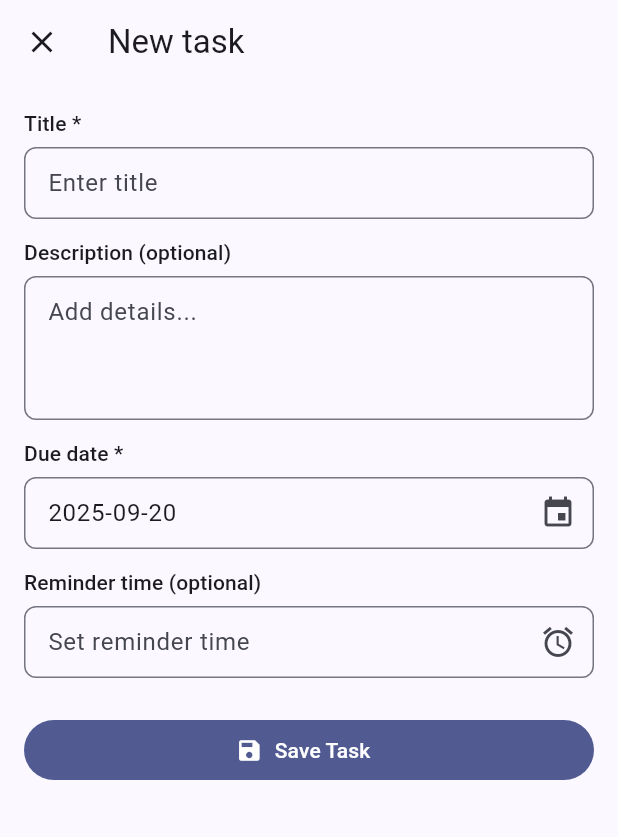
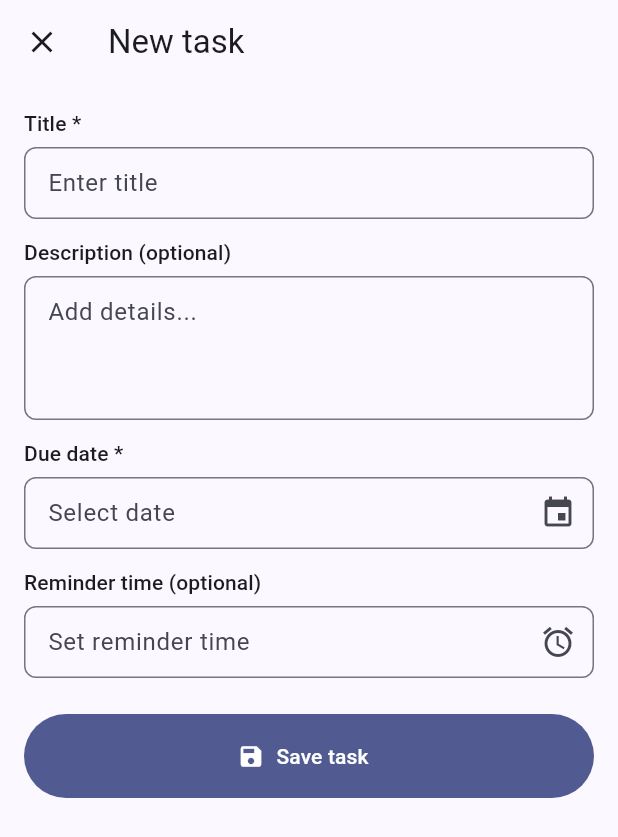
Before and after one commit to elvispreakerebi/study_planner_app, a Flutter app: the screen it shows after launch, after a tap on the "add" icon, on a phone screen of 412 x 824 dp. Shown: the top 837 px of the screen. Run offline on Flutter 3.47's test engine with Material 3 defaults, Android fonts, the phone set to English and light mode, and no system bars; our stand-ins replace shared_preferences, table_calendar.

Commit message:
updated new task button

```diff
--- a/lib/src/features/tasks/presentation/screens/task_form_screen.dart
+++ b/lib/src/features/tasks/presentation/screens/task_form_screen.dart
@@ -18,16 +18,13 @@ class _TaskFormScreenState extends State<TaskFormScreen> {
   final TextEditingController _descriptionController = TextEditingController();
   final TextEditingController _dueDateController = TextEditingController();
   final TextEditingController _reminderTimeController = TextEditingController();
-  DateTime? _dueDate = DateTime.now();
+  DateTime? _dueDate; // start null to enforce required selection
   TimeOfDay? _reminderTime;
   bool _saving = false;
 
   @override
   void initState() {
     super.initState();
-    if (_dueDate != null) {
-      _dueDateController.text = _dueDate!.toLocal().toString().split(' ').first;
-    }
   }
 
   @override
@@ -192,7 +189,8 @@ class _TaskFormScreenState extends State<TaskFormScreen> {
               ),
               onTap: _pickDueDate,
               validator: (String? value) {
-                if (_dueDate == null) {
+                if (_dueDate == null ||
+                    _dueDateController.text.trim().isEmpty) {
                   return 'Please select a due date';
                 }
                 return null;
@@ -211,6 +209,9 @@ class _TaskFormScreenState extends State<TaskFormScreen> {
             ),
             const SizedBox(height: 24),
             FilledButton.icon(
+              style: FilledButton.styleFrom(
+                minimumSize: const Size.fromHeight(56),
+              ),
               onPressed: _saving ? null : _save,
               icon: _saving
                   ? const SizedBox(
@@ -219,7 +220,7 @@ class _TaskFormScreenState extends State<TaskFormScreen> {
                       child: CircularProgressIndicator(strokeWidth: 2),
                     )
                   : const Icon(Icons.save),
-              label: const Text('Save Task'),
+              label: const Text('Save task'),
             ),
           ],
         ),
```
